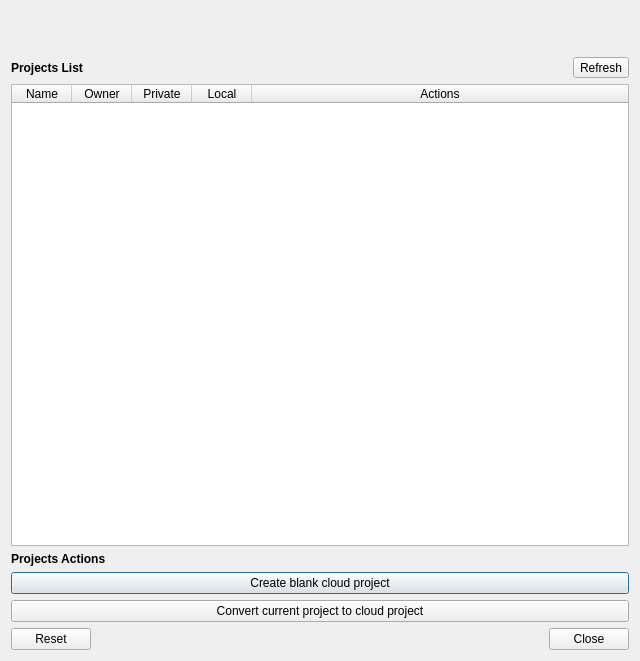
opengisch/qfieldsync, file qfieldsync/ui/cloud_projects_dialog.ui: the form before one commit.
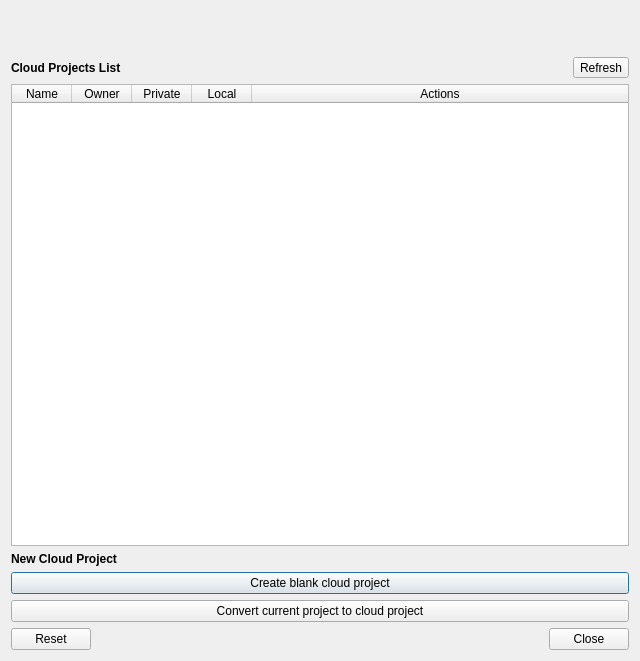
The form after the commit. Icons and pictures are not drawn.

Commit message: Better section titles for the cloud projects dialog

Diff of the .ui file:
```diff
--- a/qfieldsync/ui/cloud_projects_dialog.ui
+++ b/qfieldsync/ui/cloud_projects_dialog.ui
@@ -90,7 +90,7 @@
          <item>
           <widget class="QLabel" name="projectsListLabel">
            <property name="text">
-            <string>Projects List</string>
+            <string>Cloud Projects List</string>
            </property>
            <property name="font">
             <font>
@@ -194,7 +194,7 @@
        <item>
        <widget class="QLabel" name="projectsActionLabel">
          <property name="text">
-         <string>Projects Actions</string>
+         <string>New Cloud Project</string>
          </property>
          <property name="font">
          <font>
```
